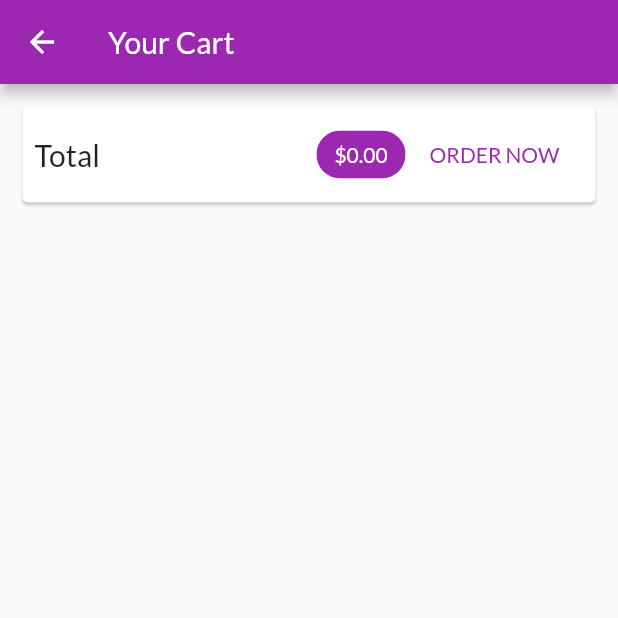
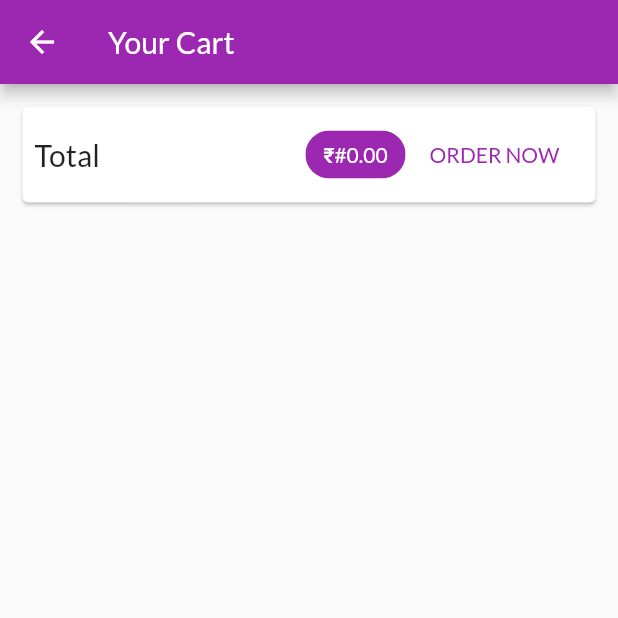
Before and after one commit to suraj14wadje/shopApp, a Flutter app: the CartScreen screen opened by its route, on a phone screen of 412 x 824 dp, the top half of it. Run offline on Flutter 3.47's test engine with Material 2 defaults, Android fonts, the phone set to English and light mode, and no system bars; our stand-ins replace shared_preferences; accounts and stored records are empty.

Commit message:
#1 change currency

```diff
--- a/lib/screens/cart_screen.dart
+++ b/lib/screens/cart_screen.dart
@@ -31,7 +31,7 @@ class CartScreen extends StatelessWidget {
                   Spacer(),
                   Chip(
                     label: Text(
-                      '\$${cart.totalAmount.toStringAsFixed(2)}',
+                      '\₹#${cart.totalAmount.toStringAsFixed(2)}',
                       style: TextStyle(
                         color: Theme.of(context).primaryTextTheme.title.color,
                       ),
```
Lines whose indentation alone changed are shown as unchanged.
